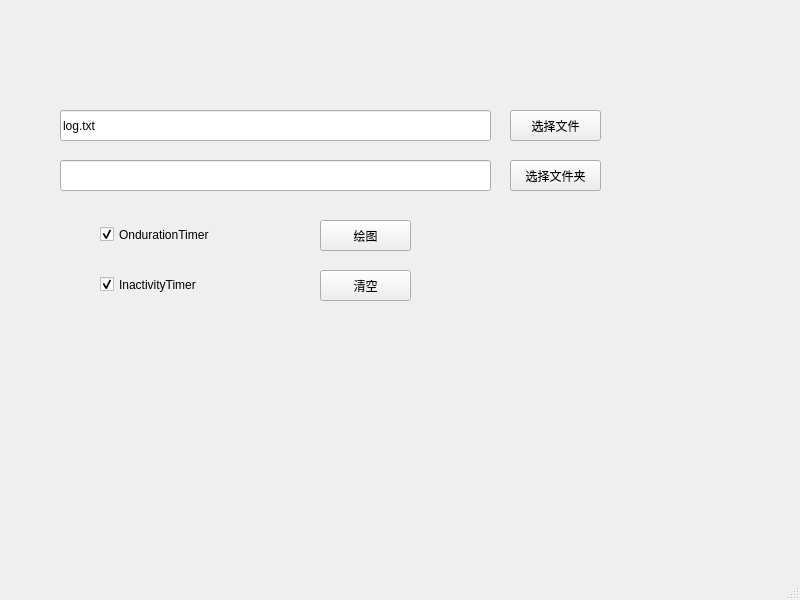
Old version of the form DRX/DrxGUI.ui in the repository GitUser004/hello-world.
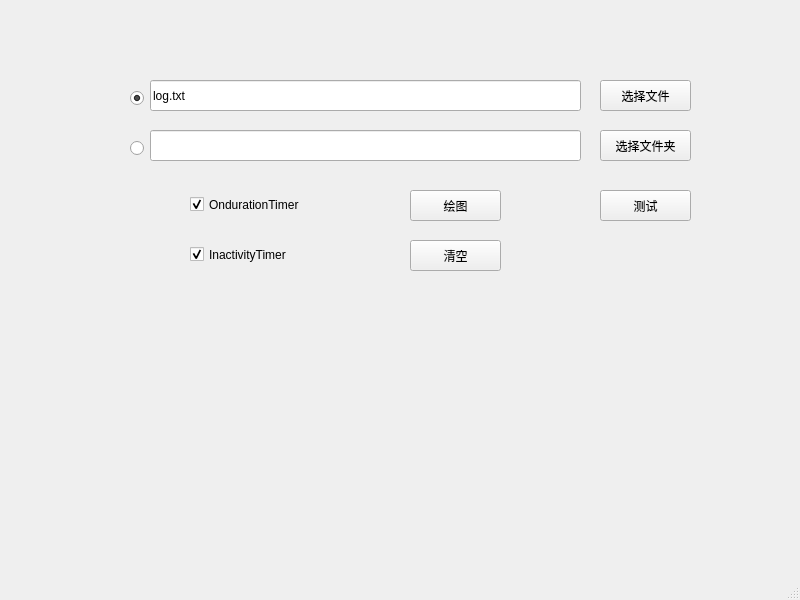
New version of the form.

Commit message: 增加radio开关并优化

Patch:
```diff
--- a/DRX/DrxGUI.ui
+++ b/DRX/DrxGUI.ui
@@ -17,8 +17,8 @@
    <widget class="QLineEdit" name="lineEdit_fileName">
     <property name="geometry">
      <rect>
-      <x>60</x>
-      <y>110</y>
+      <x>150</x>
+      <y>80</y>
       <width>431</width>
       <height>31</height>
      </rect>
@@ -30,8 +30,8 @@
    <widget class="QPushButton" name="pushButton_chooseFile">
     <property name="geometry">
      <rect>
-      <x>510</x>
-      <y>110</y>
+      <x>600</x>
+      <y>80</y>
       <width>91</width>
       <height>31</height>
      </rect>
@@ -43,8 +43,8 @@
    <widget class="QPushButton" name="pushButton_chooseDir">
     <property name="geometry">
      <rect>
-      <x>510</x>
-      <y>160</y>
+      <x>600</x>
+      <y>130</y>
       <width>91</width>
       <height>31</height>
      </rect>
@@ -56,8 +56,8 @@
    <widget class="QLineEdit" name="lineEdit_DirName">
     <property name="geometry">
      <rect>
-      <x>60</x>
-      <y>160</y>
+      <x>150</x>
+      <y>130</y>
       <width>431</width>
       <height>31</height>
      </rect>
@@ -66,8 +66,8 @@
    <widget class="QPushButton" name="pushButton_draw">
     <property name="geometry">
      <rect>
-      <x>320</x>
-      <y>220</y>
+      <x>410</x>
+      <y>190</y>
       <width>91</width>
       <height>31</height>
      </rect>
@@ -79,8 +79,8 @@
    <widget class="QPushButton" name="pushButton_draw_clear">
     <property name="geometry">
      <rect>
-      <x>320</x>
-      <y>270</y>
+      <x>410</x>
+      <y>240</y>
       <width>91</width>
       <height>31</height>
      </rect>
@@ -92,8 +92,8 @@
    <widget class="QCheckBox" name="checkBox_onduration">
     <property name="geometry">
      <rect>
-      <x>100</x>
-      <y>220</y>
+      <x>190</x>
+      <y>190</y>
       <width>151</width>
       <height>29</height>
      </rect>
@@ -108,8 +108,8 @@
    <widget class="QCheckBox" name="checkBox_Inactivity">
     <property name="geometry">
      <rect>
-      <x>100</x>
-      <y>270</y>
+      <x>190</x>
+      <y>240</y>
       <width>151</width>
       <height>29</height>
      </rect>
@@ -121,6 +121,48 @@
      <bool>true</bool>
     </property>
    </widget>
+   <widget class="QPushButton" name="pushButton_test">
+    <property name="geometry">
+     <rect>
+      <x>600</x>
+      <y>190</y>
+      <width>91</width>
+      <height>31</height>
+     </rect>
+    </property>
+    <property name="text">
+     <string>测试</string>
+    </property>
+   </widget>
+   <widget class="QRadioButton" name="radioButton_choseFile">
+    <property name="geometry">
+     <rect>
+      <x>130</x>
+      <y>90</y>
+      <width>16</width>
+      <height>16</height>
+     </rect>
+    </property>
+    <property name="text">
+     <string/>
+    </property>
+    <property name="checked">
+     <bool>true</bool>
+    </property>
+   </widget>
+   <widget class="QRadioButton" name="radioButton_choseDir">
+    <property name="geometry">
+     <rect>
+      <x>130</x>
+      <y>140</y>
+      <width>16</width>
+      <height>16</height>
+     </rect>
+    </property>
+    <property name="text">
+     <string/>
+    </property>
+   </widget>
   </widget>
   <widget class="QMenuBar" name="menubar">
    <property name="geometry">
```
Left out of the diff: 2 changed lines with no effect on the pictures. The commit also changes 2 other files.
